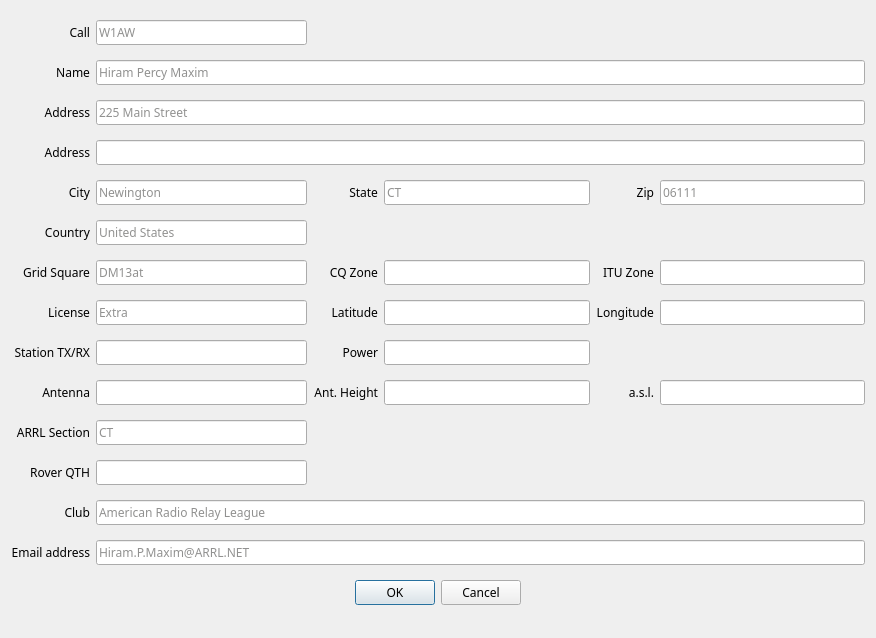
This is not1mm/data/settings.ui in mbridak/not1mm as Qt 5 draws it before an edit. The edited form follows.
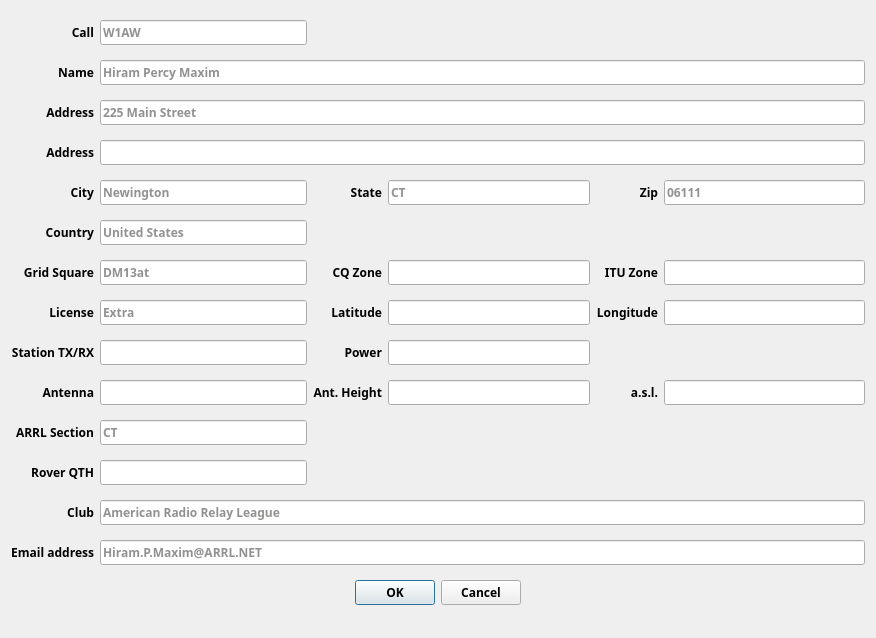
This is the edited form.

Commit message: @mbridak Add font weight property to UI files for consistency

```diff
--- a/not1mm/data/settings.ui
+++ b/not1mm/data/settings.ui
@@ -13,6 +13,7 @@
   <property name="font">
    <font>
     <family>JetBrains Mono</family>
+    <weight>100</weight>
    </font>
   </property>
   <property name="windowTitle">
```
The commit also changes 14 other files.
